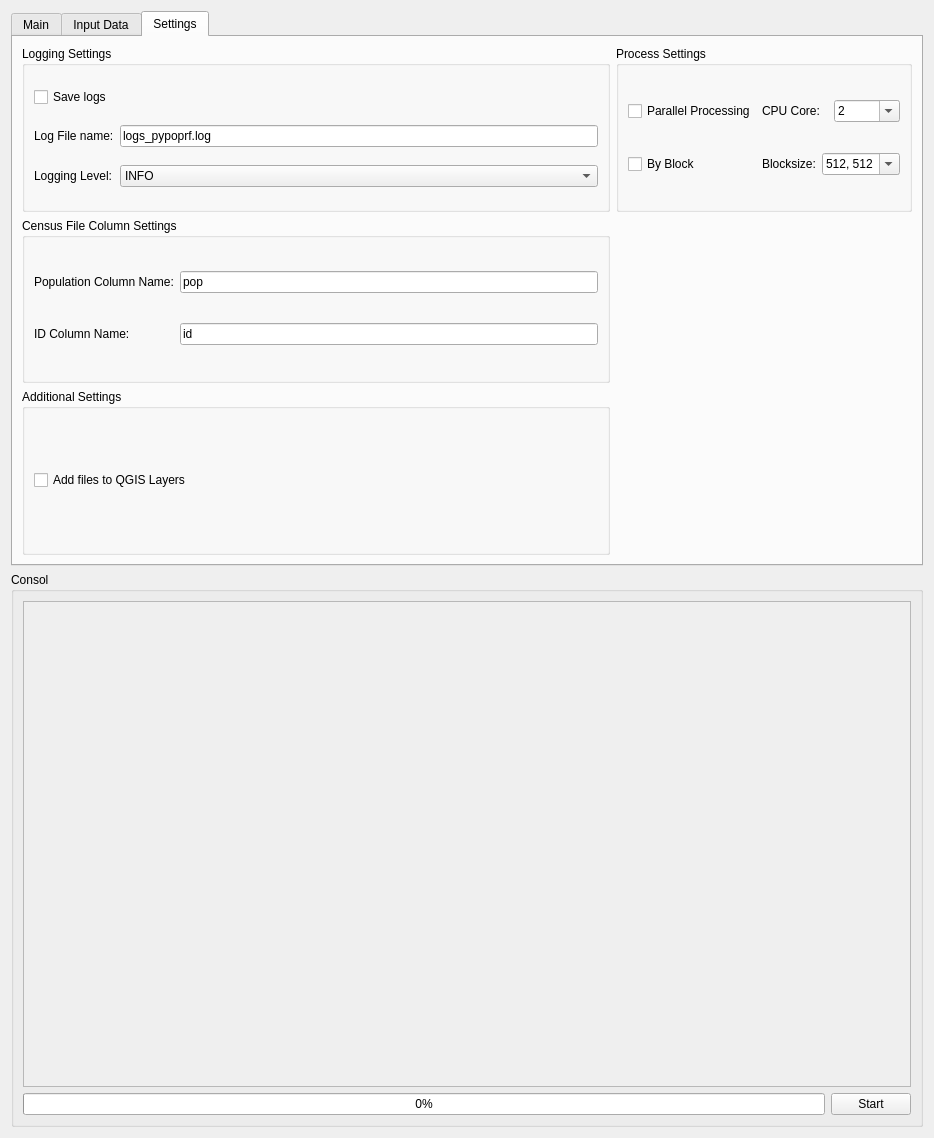
The window that qgis_pypoprf_dialog_base.ui (wpgp/QGIS-pypopRF) describes before a commit, drawn with Qt 5.
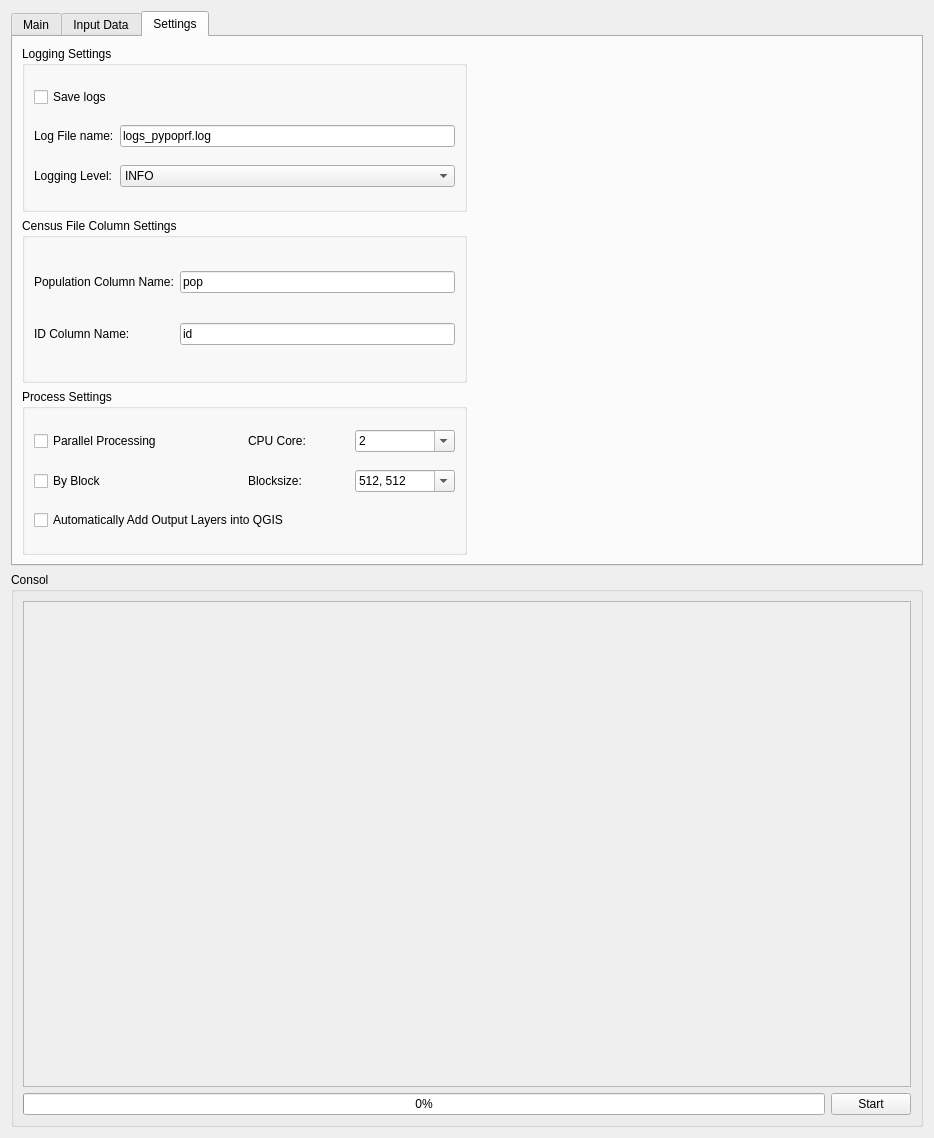
The same window after the commit. The open tabs and pages were chosen to show the change. Icons and pictures are not drawn. Custom widgets are drawn as their Qt base class.

Commit message: QGIS Plugin Interface Improvements and Bug Fixes

Diff of the .ui file:
```diff
--- a/qgis_pypoprf_dialog_base.ui
+++ b/qgis_pypoprf_dialog_base.ui
@@ -13,7 +13,7 @@
   <property name="windowTitle">
    <string>QGIS pypopRF</string>
   </property>
-  <layout class="QGridLayout" name="gridLayout_11">
+  <layout class="QGridLayout" name="gridLayout_10">
    <item row="0" column="0">
     <widget class="QTabWidget" name="mainTabWidget">
      <property name="currentIndex">
@@ -294,8 +294,23 @@
       <attribute name="title">
        <string>Settings</string>
       </attribute>
-      <layout class="QGridLayout" name="gridLayout_10">
+      <layout class="QGridLayout" name="gridLayout_11">
+       <item row="0" column="1">
+        <spacer name="horizontalSpacer">
+         <property name="orientation">
+          <enum>Qt::Horizontal</enum>
+         </property>
+         <property name="sizeHint" stdset="0">
+          <size>
+           <width>440</width>
+           <height>20</height>
+          </size>
+         </property>
+        </spacer>
+       </item>
        <item row="0" column="0">
+        <layout class="QVBoxLayout" name="verticalLayout">
+         <item>
         <widget class="QGroupBox" name="groupBox_logging">
          <property name="title">
           <string>Logging Settings</string>
@@ -346,7 +361,44 @@
          </layout>
         </widget>
        </item>
+         <item>
+          <widget class="QGroupBox" name="groupBox_5">
+           <property name="title">
+            <string>Census File Column Settings</string>
+           </property>
+           <layout class="QGridLayout" name="gridLayout_8">
+            <item row="0" column="0">
+             <widget class="QLabel" name="label_4">
+              <property name="text">
+               <string>Population Column Name:</string>
+              </property>
+             </widget>
+            </item>
        <item row="0" column="1">
+             <widget class="QLineEdit" name="popColumnEdit">
+              <property name="text">
+               <string>pop</string>
+              </property>
+             </widget>
+            </item>
+            <item row="1" column="0">
+             <widget class="QLabel" name="label_5">
+              <property name="text">
+               <string>ID Column Name:</string>
+              </property>
+             </widget>
+            </item>
+            <item row="1" column="1">
+             <widget class="QLineEdit" name="idColumnEdit">
+              <property name="text">
+               <string>id</string>
+              </property>
+             </widget>
+            </item>
+           </layout>
+          </widget>
+         </item>
+         <item>
         <widget class="QGroupBox" name="groupBoxOption">
          <property name="title">
           <string>Process Settings</string>
@@ -449,61 +501,17 @@
             </item>
            </layout>
           </item>
-         </layout>
-        </widget>
-       </item>
-       <item row="1" column="0">
-        <widget class="QGroupBox" name="groupBox_5">
-         <property name="title">
-          <string>Census File Column Settings</string>
-         </property>
-         <layout class="QGridLayout" name="gridLayout_8">
-          <item row="0" column="0">
-           <widget class="QLabel" name="label_4">
-            <property name="text">
-             <string>Population Column Name:</string>
-            </property>
-           </widget>
-          </item>
-          <item row="0" column="1">
-           <widget class="QLineEdit" name="popColumnEdit">
-            <property name="text">
-             <string>pop</string>
-            </property>
-           </widget>
-          </item>
-          <item row="1" column="0">
-           <widget class="QLabel" name="label_5">
-            <property name="text">
-             <string>ID Column Name:</string>
-            </property>
-           </widget>
-          </item>
-          <item row="1" column="1">
-           <widget class="QLineEdit" name="idColumnEdit">
-            <property name="text">
-             <string>id</string>
-            </property>
-           </widget>
-          </item>
-         </layout>
-        </widget>
-       </item>
-       <item row="2" column="0">
-        <widget class="QGroupBox" name="groupBox_6">
-         <property name="title">
-          <string>Additional Settings</string>
-         </property>
-         <layout class="QGridLayout" name="gridLayout_12">
-          <item row="0" column="0">
+            <item row="2" column="0" colspan="2">
            <widget class="QCheckBox" name="addToQgisCheckBox">
             <property name="text">
-             <string>Add files to QGIS Layers</string>
+               <string>Automatically Add Output Layers into QGIS</string>
             </property>
            </widget>
           </item>
          </layout>
         </widget>
+         </item>
+        </layout>
        </item>
       </layout>
      </widget>
```
Left out of the diff: 18 changed lines with no effect on the pictures. Lines whose indentation alone changed are shown as unchanged. The commit also changes 4 other files.
